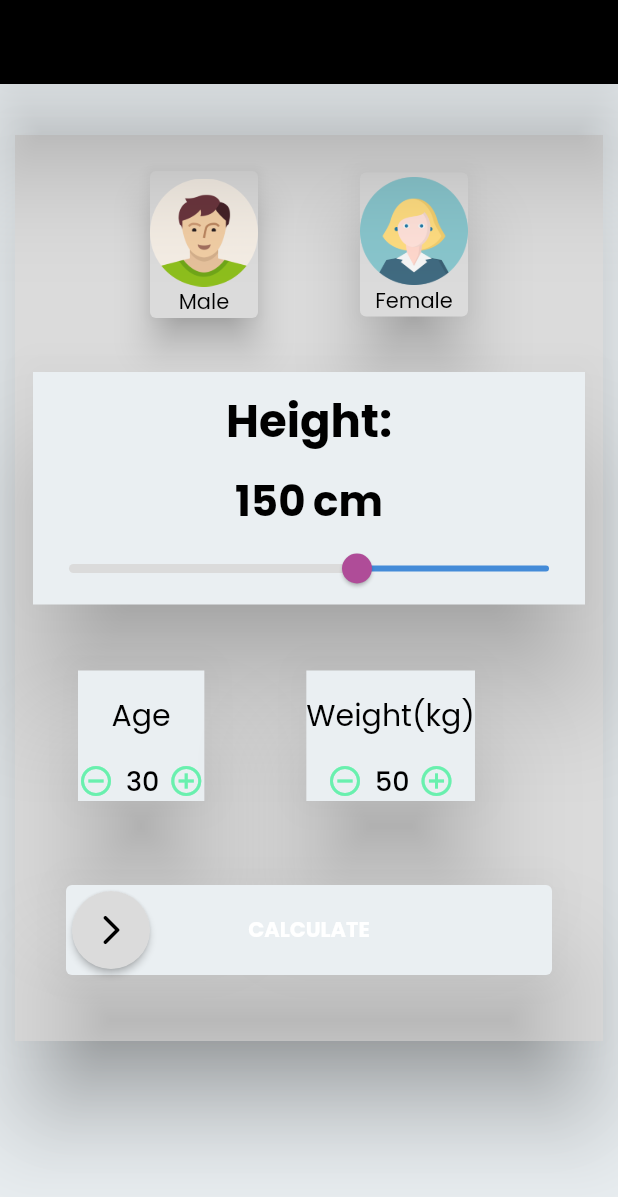
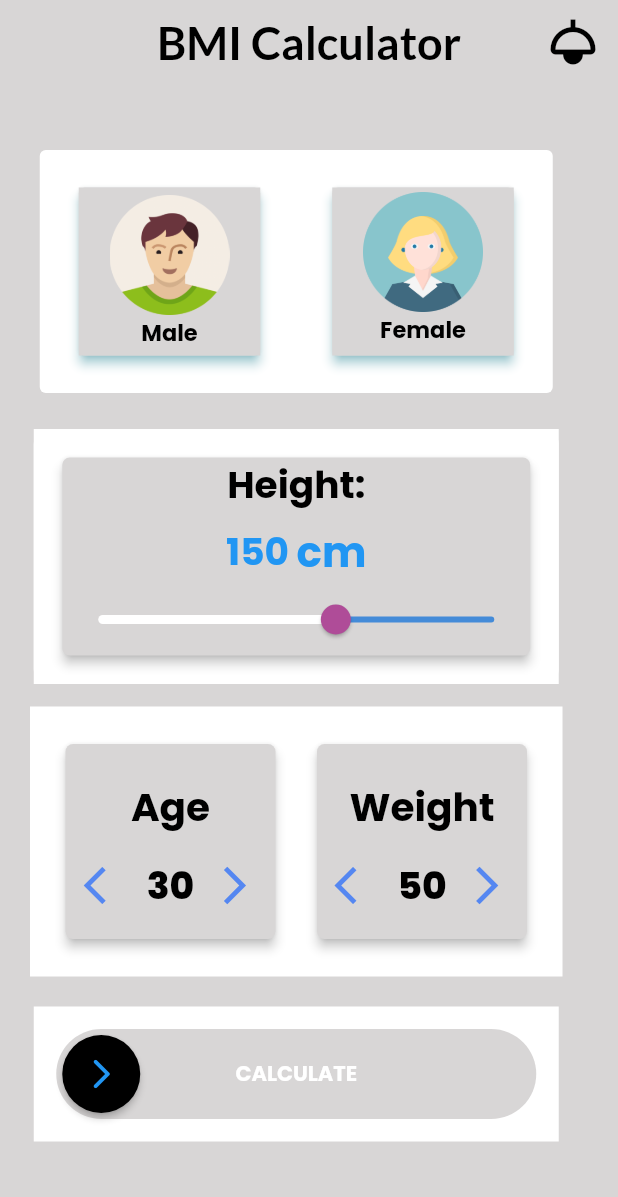
Before and after one commit to Prathamkumar18/BMI-calculator, a Flutter app: the screen it shows after launch, on a phone screen of 412 x 824 dp. Shown: the top 1197 px of the screen. Run offline on Flutter 3.47's test engine with Material 2 defaults, Android fonts, the phone set to English and light mode, and no system bars; drawn by our look-alikes of swipeable_button_view; our stand-ins replace google_fonts, page_transition, velocity_x; missing offline and left inert: flutter_3d_choice_chip, pretty_gauge.

Commit message:
BMI version1.1(enabled dark mode & ui enhancement)

```diff
--- a/lib/Pages/HomePage.dart
+++ b/lib/Pages/HomePage.dart
@@ -1,4 +1,5 @@
 import 'dart:math';
+import 'package:flutter_application_2/Utils/themes.dart';
 import 'package:velocity_x/velocity_x.dart';
 import 'package:flutter/material.dart';
 import 'package:flutter_application_2/Pages/ScorePage.dart';
@@ -24,48 +25,81 @@ class _HomePageState extends State<HomePage> {
   int _weight = 50;
   bool _isFinished = false;
   double _bmiScore = 0.0;
+  int lightmode = 1;
   @override
   Widget build(BuildContext context) {
     return Scaffold(
+      backgroundColor: lightmode == 1 ? lightbackground : darkbackground,
       appBar: AppBar(
+        actions: [
+          Container(
+            padding: EdgeInsets.only(right: 10),
+            child: IconButton(
+                onPressed: () {
+                  setState(() {
+                    lightmode ^= 1;
+                  });
+                },
+                icon: Icon(
+                  Icons.light,
+                  size: 40,
+                  color: lightmode == 1 ? Colors.black : Colors.white,
+                )),
+          )
+        ],
+        backgroundColor: lightmode == 1 ? lightbackground : darkbackground,
         centerTitle: true,
-          elevation: 30.0,
-          shadowColor: context.accentColor,
+        elevation: 0.0,
         title: Text(
           "BMI Calculator",
           style: TextStyle(
               fontFamily: GoogleFonts.lato().fontFamily,
-              fontSize: 26,
+              fontSize: 30,
               fontWeight: FontWeight.bold,
-            ),
+              color: lightmode == 1 ? Colors.black : Colors.white),
         ),
       ),
       body: SingleChildScrollView(
-          child: Padding(
-            padding:
-                const EdgeInsets.symmetric(vertical: 30.0, horizontal: 6.0),
-            child: Card(
-              shadowColor: context.accentColor,
-              color: context.cardColor,
-              shape: RoundedRectangleBorder(),
-              elevation: 30.0,
+        padding: EdgeInsets.all(20),
         child: Column(
           children: [
             SizedBox(
               height: 20,
             ),
-                  GenderWidgets(onChange: (genVal) {
+            Container(
+              height: 170,
+              width: 350,
+              child: Card(
+                elevation: 0,
+                color: lightmode == 1 ? Colors.white : Colors.black,
+                child: GenderWidgets(
+                    onChange: (genVal) {
                       _gender = genVal;
-                  }),
+                    },
+                    lightmode: lightmode),
+              ),
+            ),
             SizedBox(
               height: 20,
             ),
-                  HeightWidgets(onChange: (htVal) {
+            Container(
+              height: 170,
+              width: 350,
+              decoration: BoxDecoration(
+                  color: lightmode == 1 ? Colors.white : Colors.black),
+              child: HeightWidget((htVal) {
                 _height = htVal;
-                  }),
-                  Padding(
-                    padding: EdgeInsets.all(8.0),
+              }, lightmode),
+            ),
+            SizedBox(
+              height: 15,
+            ),
+            Container(
+              height: 180,
+              width: 355,
+              color: lightmode == 1 ? Colors.white : Colors.black,
               child: Row(
+                mainAxisAlignment: MainAxisAlignment.spaceEvenly,
                 children: [
                   AgeWeightWidget(
                     onChange: (ageVal) {
@@ -74,35 +108,39 @@ class _HomePageState extends State<HomePage> {
                     title: "Age",
                     initValue: 30,
                     min: 0,
-                            max: 100),
+                    max: 100,
+                    lightmode: lightmode,
+                  ),
                   AgeWeightWidget(
                     onChange: (wtVal) {
                       _weight = wtVal;
                     },
-                            title: "Weight(kg)",
+                    title: "Weight",
                     initValue: 50,
                     min: 0,
-                            max: 100),
+                    max: 100,
+                    lightmode: lightmode,
+                  ),
                 ],
               ),
             ),
-                  Padding(
-                    padding:
-                        EdgeInsets.symmetric(vertical: 20.0, horizontal: 30.0),
-                    child: Card(
-                      color: context.canvasColor,
-                      elevation: 30.0,
-                      shadowColor: context.accentColor,
+            SizedBox(
+              height: 20,
+            ),
+            Container(
+              height: 90,
+              width: 350,
+              color: lightmode == 1 ? Colors.white : Colors.black,
+              padding: EdgeInsets.all(15),
               child: SwipeableButtonView(
                   isFinished: _isFinished,
-                          buttonColor: context.cardColor,
+                  buttonColor: lightmode == 1 ? Colors.black : Colors.white,
                   onFinish: () async {
                     await Navigator.push(
                         context,
                         PageTransition(
-                                    child: ScorePage(
-                                        bmiScore: _bmiScore, age: _age),
-                                    type: PageTransitionType.fade));
+                            child: ScorePage(bmiScore: _bmiScore, age: _age, lightmode: lightmode,),
+                            type: PageTransitionType.fade,));
                     setState(() {
                       _isFinished = false;
                     });
@@ -115,13 +153,13 @@ class _HomePageState extends State<HomePage> {
                       });
                     });
                   },
-                          activeColor: context.canvasColor,
+                  activeColor:
+                      lightmode == 1 ? lightbackground : darkbackground,
                   buttonWidget: Icon(
                     Icons.arrow_forward_ios_rounded,
-                            color: context.accentColor,
+                    color: Colors.blue,
                   ),
                   buttonText: "CALCULATE"),
-                    ),
             ),
             SizedBox(
               height: 20,
@@ -129,8 +167,7 @@ class _HomePageState extends State<HomePage> {
           ],
         ),
       ),
-          ),
-        ));
+    );
   }
 
   void calculteBmi() {
--- /dev/null
+++ b/lib/Utils/themes.dart
@@ -0,0 +1,7 @@
+import 'dart:ui';
+
+import 'package:flutter/material.dart';
+
+Color lightbackground = Color.fromARGB(255, 216, 214, 214);
+Color darkbackground = Color.fromARGB(255, 1, 30, 54);
+Color shadow = Color.fromARGB(255, 94, 219, 241);
--- a/lib/Widgets/age_weight.dart
+++ b/lib/Widgets/age_weight.dart
@@ -1,6 +1,8 @@
 import 'package:flutter/cupertino.dart';
 import 'package:flutter/material.dart';
+import 'package:flutter/rendering.dart';
 import 'package:flutter_application_2/Utils/theme.dart';
+import 'package:flutter_application_2/Utils/themes.dart';
 import 'package:velocity_x/velocity_x.dart';
 
 class AgeWeightWidget extends StatefulWidget {
@@ -9,6 +11,7 @@ class AgeWeightWidget extends StatefulWidget {
   final int initValue;
   final int min;
   final int max;
+  final lightmode;
 
   const AgeWeightWidget(
       {super.key,
@@ -16,7 +19,8 @@ class AgeWeightWidget extends StatefulWidget {
       required this.title,
       required this.initValue,
       required this.min,
-      required this.max});
+      required this.max,
+      required this.lightmode});
 
   @override
   State<AgeWeightWidget> createState() => _AgeWeightWidgetState();
@@ -33,28 +37,32 @@ class _AgeWeightWidgetState extends State<AgeWeightWidget> {
 
   @override
   Widget build(BuildContext context) {
-    return Padding(
-      padding: EdgeInsets.symmetric(vertical: 20, horizontal: 30),
-      child: Card(
-        elevation: 30.0,
-        color: context.canvasColor,
+    return Card(
+      shape: RoundedRectangleBorder(borderRadius: BorderRadius.circular(5)),
+      elevation: 3.0,
+      color: widget.lightmode == 1 ? lightbackground : darkbackground,
       shadowColor: context.accentColor,
-        shape: RoundedRectangleBorder(),
       child: Container(
+        height: 130,
+        width: 140,
         child: Column(
           mainAxisAlignment: MainAxisAlignment.center,
           children: [
             SizedBox(
-                height: 15,
+              height: 5,
             ),
             Text(
               widget.title,
-                style: TextStyle(color: context.accentColor, fontSize: 20),
+              style: TextStyle(
+                  color: widget.lightmode == 1 ? Colors.black : Colors.white,
+                  fontSize: 26,
+                  fontWeight: FontWeight.bold),
             ),
             SizedBox(
               height: 15,
             ),
             Row(
+              mainAxisAlignment: MainAxisAlignment.center,
               children: [
                 InkWell(
                     onTap: () {
@@ -65,21 +73,21 @@ class _AgeWeightWidgetState extends State<AgeWeightWidget> {
                         widget.onChange(counter);
                       });
                     },
-                      child: Icon(Icons.remove_circle_outline,
-                          color: Colors.greenAccent)),
+                    child: Icon(Icons.arrow_back_ios,
+                        size: 30, color: Color.fromARGB(255, 85, 135, 241))),
                 SizedBox(
-                    width: 8,
+                  width: 12,
                 ),
                 Text(
                   "${counter}",
                   style: TextStyle(
-                        fontSize: 18,
-                        fontWeight: FontWeight.w500,
+                      fontSize: 25,
+                      fontWeight: FontWeight.w800,
                       color: context.primaryColor),
                   textAlign: TextAlign.center,
                 ),
                 SizedBox(
-                    width: 6,
+                  width: 12,
                 ),
                 InkWell(
                     onTap: () {
@@ -90,14 +98,13 @@ class _AgeWeightWidgetState extends State<AgeWeightWidget> {
                         widget.onChange(counter);
                       });
                     },
-                      child: Icon(Icons.add_circle_outline,
-                          color: Colors.greenAccent)),
+                    child: Icon(Icons.arrow_forward_ios,
+                        size: 30, color: Color.fromARGB(255, 85, 135, 241))),
               ],
             )
           ],
         ),
       ),
-      ),
     );
   }
 }
--- a/lib/Widgets/gender_widgets.dart
+++ b/lib/Widgets/gender_widgets.dart
@@ -1,12 +1,20 @@
+// ignore_for_file: public_member_api_docs, sort_constructors_first
 import 'package:flutter/material.dart';
 import 'package:flutter_3d_choice_chip/flutter_3d_choice_chip.dart';
+import 'package:flutter_application_2/Utils/themes.dart';
+import 'package:velocity_x/velocity_x.dart';
+
 import 'package:flutter_application_2/Utils/theme.dart';
-import 'package:velocity_x/velocity_x.dart';
 
 class GenderWidgets extends StatefulWidget {
   final Function(int) onChange;
+  final lightmode;
 
-  const GenderWidgets({super.key, required this.onChange});
+  const GenderWidgets({
+    Key? key,
+    required this.onChange,
+    required this.lightmode,
+  }) : super(key: key);
 
   @override
   State<GenderWidgets> createState() => _GenderWidgetsState();
@@ -21,18 +29,17 @@ class _GenderWidgetsState extends State<GenderWidgets> {
       mainAxisAlignment: MainAxisAlignment.center,
       children: [
         Card(
-          elevation: 10.0,
-          shadowColor: context.accentColor,
+          elevation: 3.0,
+          shadowColor: shadow,
           child: ChoiceChip3D(
               border: Border.all(
                   width: 1.0,
-                  color: context.primaryColor,
+                  color: widget.lightmode == 1 ? Colors.black : Colors.white,
                   style: (_gender == 1) ? BorderStyle.solid : BorderStyle.none),
               style: ChoiceChip3DStyle(
-                  backColor: context.accentColor,
-                  topColor: context.canvasColor),
-              height: 110,
-              width: 110,
+                  backColor: Colors.grey, topColor: context.canvasColor),
+              height: 126,
+              width: 126,
               onSelected: () {
                 setState(() {
                   _gender = 1;
@@ -41,6 +48,10 @@ class _GenderWidgetsState extends State<GenderWidgets> {
               },
               selected: _gender == 1,
               onUnSelected: () {},
+              child: Container(
+                color: widget.lightmode == 1 ? lightbackground : darkbackground,
+                height: 112,
+                width: 121,
                 child: Column(
                   children: [
                     SizedBox(
@@ -48,32 +59,37 @@ class _GenderWidgetsState extends State<GenderWidgets> {
                     ),
                     Image.asset(
                       "Assets/Images/male1.png",
-                    height: 72,
-                    width: 72,
+                      height: 80,
+                      width: 80,
                     ),
                     Text(
                       "Male",
-                    style: TextStyle(color: context.accentColor),
+                      style: TextStyle(
+                          fontSize: 15,
+                          color: widget.lightmode == 1
+                              ? Colors.black
+                              : Colors.white,
+                          fontWeight: FontWeight.bold),
                     ),
                   ],
+                ),
               )),
         ),
         SizedBox(
-          width: 60,
+          width: 40,
         ),
         Card(
-          elevation: 18.0,
-          shadowColor: context.accentColor,
+          elevation: 3.0,
+          shadowColor: shadow,
           child: ChoiceChip3D(
-              height: 110,
-              width: 110,
+              height: 126,
+              width: 126,
               border: Border.all(
-                  color: context.primaryColor,
                   width: 1.0,
+                  color: widget.lightmode == 1 ? Colors.black : Colors.white,
                   style: (_gender == 2) ? BorderStyle.solid : BorderStyle.none),
               style: ChoiceChip3DStyle(
-                  backColor: context.accentColor,
-                  topColor: context.canvasColor),
+                  backColor: Colors.grey, topColor: context.canvasColor),
               onSelected: () {
                 setState(() {
                   _gender = 2;
@@ -82,6 +98,10 @@ class _GenderWidgetsState extends State<GenderWidgets> {
               },
               selected: _gender == 2,
               onUnSelected: () {},
+              child: Container(
+                color: widget.lightmode == 1 ? lightbackground : darkbackground,
+                height: 112,
+                width: 121,
                 child: Column(
                   children: [
                     SizedBox(
@@ -89,11 +109,18 @@ class _GenderWidgetsState extends State<GenderWidgets> {
                     ),
                     Image.asset(
                       "Assets/Images/female1.png",
-                    height: 72,
-                    width: 72,
+                      height: 80,
+                      width: 80,
                     ),
-                  Text("Female", style: TextStyle(color: context.accentColor)),
+                    Text("Female",
+                        style: TextStyle(
+                            fontSize: 15,
+                            color: widget.lightmode == 1
+                                ? Colors.black
+                                : Colors.white,
+                            fontWeight: FontWeight.bold)),
                   ],
+                ),
               )),
         ),
       ],
--- a/lib/Widgets/height_widgets.dart
+++ b/lib/Widgets/height_widgets.dart
@@ -1,42 +1,50 @@
+// ignore_for_file: public_member_api_docs, sort_constructors_first
 import 'package:flutter/material.dart';
+import 'package:flutter_application_2/Utils/themes.dart';
+import 'package:velocity_x/velocity_x.dart';
+
 import 'package:flutter_application_2/Utils/theme.dart';
 import 'package:flutter_application_2/Utils/theme.dart';
-import 'package:velocity_x/velocity_x.dart';
 
-class HeightWidgets extends StatefulWidget {
+class HeightWidget extends StatefulWidget {
   final Function(int) onChange;
+  final int lightmode;
 
-  const HeightWidgets({super.key, required this.onChange});
+  HeightWidget(
+    this.onChange,
+    this.lightmode,
+  );
 
   @override
-  State<HeightWidgets> createState() => _HeightWidgetsState();
+  State<HeightWidget> createState() => _HeightWidgetState();
 }
 
-class _HeightWidgetsState extends State<HeightWidgets> {
+class _HeightWidgetState extends State<HeightWidget> {
   int _height = 150;
+
   @override
   Widget build(BuildContext context) {
-    return Padding(
-      padding: EdgeInsets.all(8.0),
+    return Container(
+      decoration: BoxDecoration(
+          color: widget.lightmode == 1 ? Colors.white : Colors.black,
+          borderRadius: BorderRadius.circular(10)),
+      padding: EdgeInsets.all(15),
       child: Card(
-        color: context.canvasColor,
-        elevation: 30.0,
         shadowColor: context.accentColor,
-        shape: RoundedRectangleBorder(),
+        color: widget.lightmode == 1 ? lightbackground : darkbackground,
+        elevation: 3.0,
+        shape: RoundedRectangleBorder(borderRadius: BorderRadius.circular(5)),
         child: Container(
           child: Column(children: [
-            SizedBox(
-              height: 10,
-            ),
             Text(
               "Height:",
               style: TextStyle(
-                  color: context.accentColor,
-                  fontSize: 30,
+                  color: widget.lightmode == 1 ? Colors.black : Colors.white,
+                  fontSize: 25,
                   fontWeight: FontWeight.bold),
             ),
             SizedBox(
-              height: 10,
+              height: 5,
             ),
             Row(
               mainAxisAlignment: MainAxisAlignment.center,
@@ -44,9 +52,10 @@ class _HeightWidgetsState extends State<HeightWidgets> {
                 Text(
                   "${_height}",
                   style: TextStyle(
-                      fontSize: 28,
-                      fontWeight: FontWeight.bold,
-                      color: context.primaryColor),
+                    fontSize: 25,
+                    fontWeight: FontWeight.bold,
+                    color: widget.lightmode == 1 ? Colors.blue : Colors.green,
+                  ),
                 ),
                 SizedBox(
                   width: 5,
@@ -54,15 +63,16 @@ class _HeightWidgetsState extends State<HeightWidgets> {
                 Text(
                   "cm",
                   style: TextStyle(
-                      fontSize: 28,
-                      fontWeight: FontWeight.bold,
-                      color: context.primaryColor),
+                    fontSize: 28,
+                    fontWeight: FontWeight.bold,
+                    color: widget.lightmode == 1 ? Colors.blue : Colors.green,
+                  ),
                 ),
               ],
             ),
             Slider(
                 thumbColor: Color.fromARGB(255, 175, 76, 152),
-                activeColor: context.cardColor,
+                activeColor: Colors.white,
                 inactiveColor: Color.fromARGB(255, 68, 139, 216),
                 min: 0,
                 max: 250,
```
Also changed, not shown: lib/Pages/ScorePage.dart (+102 -35 lines), pubspec.lock. Lines whose indentation alone changed are shown as unchanged.
